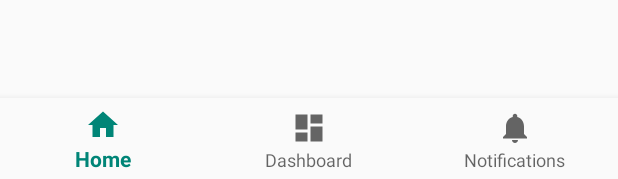
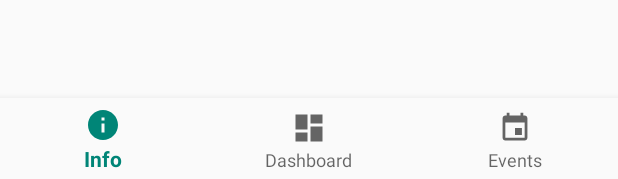
Before and after one commit to Konradszk/MoveIt, an Android app: the layout activity_main.xml on its own in the app's theme, with its tools: preview values and no code run, on a phone screen of 412 x 824 dp. Shown: the part 1054-1233 px from the top of the screen. Run offline under Robolectric (Android 15) with nearby library versions, the phone set to English and light mode, and no system bars.

Commit message:
change bottom icons

```diff
--- a/app/src/main/java/dev/szczepaniak/moveit/MainActivity.kt
+++ b/app/src/main/java/dev/szczepaniak/moveit/MainActivity.kt
@@ -9,7 +9,7 @@ class MainActivity : AppCompatActivity() {
 
     private val mOnNavigationItemSelectedListener = BottomNavigationView.OnNavigationItemSelectedListener { item ->
         when (item.itemId) {
-            R.id.navigation_home -> {
+            R.id.navigation_info -> {
                 message.setText(R.string.title_home)
                 return@OnNavigationItemSelectedListener true
             }
@@ -17,7 +17,7 @@ class MainActivity : AppCompatActivity() {
                 message.setText(R.string.title_dashboard)
                 return@OnNavigationItemSelectedListener true
             }
-            R.id.navigation_notifications -> {
+            R.id.navigation_event -> {
                 message.setText(R.string.title_notifications)
                 return@OnNavigationItemSelectedListener true
             }
--- /dev/null
+++ b/app/src/main/res/drawable/ic_event_black_24dp.xml
@@ -0,0 +1,13 @@
+<vector xmlns:android="http://schemas.android.com/apk/res/android"
+        android:width="24dp"
+        android:height="24dp"
+        android:viewportWidth="26.086956"
+        android:viewportHeight="26.086956"
+        android:tint="#FFFFFF">
+    <group android:translateX="1.0434783"
+           android:translateY="1.0434783">
+        <path
+                android:fillColor="#FF000000"
+                android:pathData="M17,12h-5v5h5v-5zM16,1v2L8,3L8,1L6,1v2L5,3c-1.11,0 -1.99,0.9 -1.99,2L3,19c0,1.1 0.89,2 2,2h14c1.1,0 2,-0.9 2,-2L21,5c0,-1.1 -0.9,-2 -2,-2h-1L18,1h-2zM19,19L5,19L5,8h14v11z"/>
+    </group>
+</vector>
--- /dev/null
+++ b/app/src/main/res/drawable/ic_info_black_24dp.xml
@@ -0,0 +1,10 @@
+<vector xmlns:android="http://schemas.android.com/apk/res/android"
+        android:width="24dp"
+        android:height="24dp"
+        android:viewportWidth="24"
+        android:viewportHeight="24"
+        android:tint="#333333">
+    <path
+            android:fillColor="#FF000000"
+            android:pathData="M12,2C6.48,2 2,6.48 2,12s4.48,10 10,10 10,-4.48 10,-10S17.52,2 12,2zM13,17h-2v-6h2v6zM13,9h-2L11,7h2v2z"/>
+</vector>
--- a/app/src/main/res/menu/navigation.xml
+++ b/app/src/main/res/menu/navigation.xml
@@ -2,9 +2,9 @@
 <menu xmlns:android="http://schemas.android.com/apk/res/android">
 
     <item
-            android:id="@+id/navigation_home"
-            android:icon="@drawable/ic_home_black_24dp"
-            android:title="@string/title_home"/>
+            android:id="@+id/navigation_info"
+            android:icon="@drawable/ic_info_black_24dp"
+            android:title="@string/title_info"/>
 
     <item
             android:id="@+id/navigation_dashboard"
@@ -12,8 +12,8 @@
             android:title="@string/title_dashboard"/>
 
     <item
-            android:id="@+id/navigation_notifications"
-            android:icon="@drawable/ic_notifications_black_24dp"
-            android:title="@string/title_notifications"/>
+            android:id="@+id/navigation_event"
+            android:icon="@drawable/ic_event_black_24dp"
+            android:title="@string/title_events"/>
 
 </menu>
--- a/app/src/main/res/values/strings.xml
+++ b/app/src/main/res/values/strings.xml
@@ -3,4 +3,6 @@
     <string name="title_home">Home</string>
     <string name="title_dashboard">Dashboard</string>
     <string name="title_notifications">Notifications</string>
+    <string name="title_info">Info</string>
+    <string name="title_events">Events</string>
 </resources>
```
Also changed, not shown: 1 other file.
